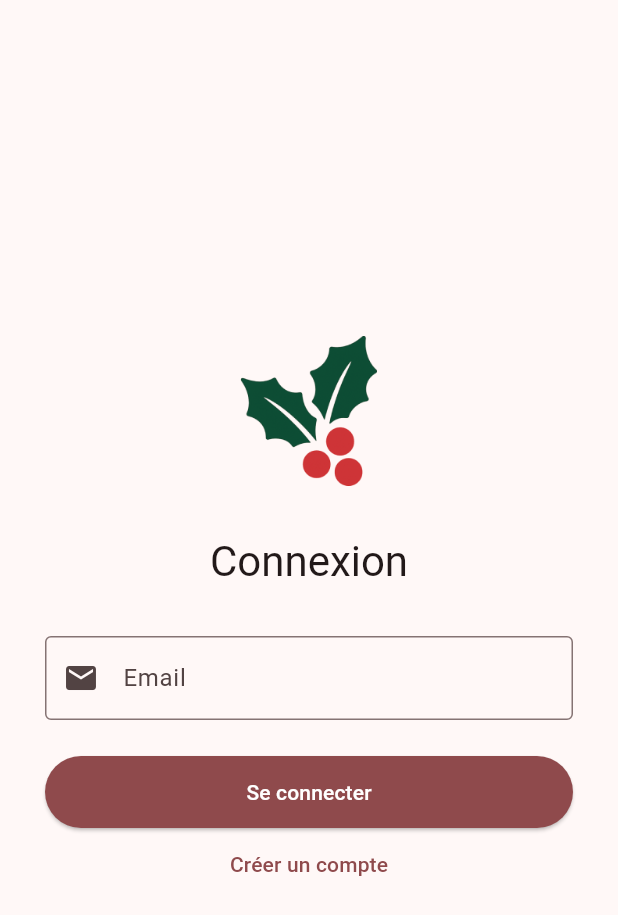
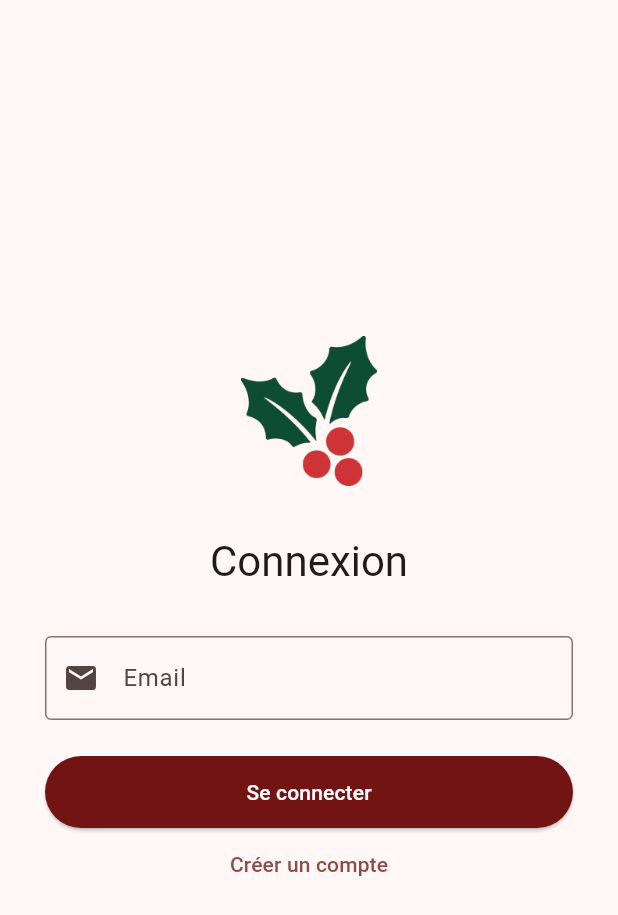
Before and after one commit to FloRobart/flollylist_app, a Flutter app: the screen it shows after launch, on a phone screen of 412 x 824 dp. Shown: the top 915 px of the screen. Run offline on Flutter 3.47's test engine with Material 3 defaults, Android fonts, the phone set to English and light mode, and no system bars; our stand-ins replace shared_preferences; accounts and stored records are empty.

Commit message:
Correction du thème

```diff
--- a/lib/main.dart
+++ b/lib/main.dart
@@ -32,40 +32,44 @@ class MyApp extends StatelessWidget {
     final auth = Provider.of<AuthController>(context);
     final themeController = Provider.of<ThemeController>(context);
 
-    const seed = Color(0xFF6D071A); // Rouge bordeaux Noël (plus sombre)
+    const seed = Color.fromARGB(255, 114, 20, 20);
     ThemeData buildTheme(Brightness brightness) {
       final scheme = ColorScheme.fromSeed(
         seedColor: seed,
         brightness: brightness,
       );
+      final primaryOn = ThemeData.estimateBrightnessForColor(seed) == Brightness.dark
+        ? Colors.white
+        : Colors.black;
+      final schemeForced = scheme.copyWith(primary: seed, onPrimary: primaryOn);
       return ThemeData(
         colorScheme: scheme,
         useMaterial3: true,
         appBarTheme: AppBarTheme(
-          backgroundColor: scheme.primary,
-          foregroundColor: scheme.onPrimary,
+          backgroundColor: schemeForced.primary,
+          foregroundColor: schemeForced.onPrimary,
         ),
         elevatedButtonTheme: ElevatedButtonThemeData(
           style: ElevatedButton.styleFrom(
-            backgroundColor: scheme.primary,
-            foregroundColor: scheme.onPrimary,
+            backgroundColor: schemeForced.primary,
+            foregroundColor: schemeForced.onPrimary,
           ),
         ),
         filledButtonTheme: FilledButtonThemeData(
           style: FilledButton.styleFrom(
-            backgroundColor: scheme.primary,
-            foregroundColor: scheme.onPrimary,
+            backgroundColor: schemeForced.primary,
+            foregroundColor: schemeForced.onPrimary,
           ),
         ),
         outlinedButtonTheme: OutlinedButtonThemeData(
           style: OutlinedButton.styleFrom(
-            foregroundColor: scheme.primary,
-            side: BorderSide(color: scheme.primary),
+            foregroundColor: schemeForced.primary,
+            side: BorderSide(color: schemeForced.primary),
           ),
         ),
         floatingActionButtonTheme: FloatingActionButtonThemeData(
-          backgroundColor: scheme.primary,
-          foregroundColor: scheme.onPrimary,
+          backgroundColor: schemeForced.primary,
+          foregroundColor: schemeForced.onPrimary,
         ),
       );
     }
```
